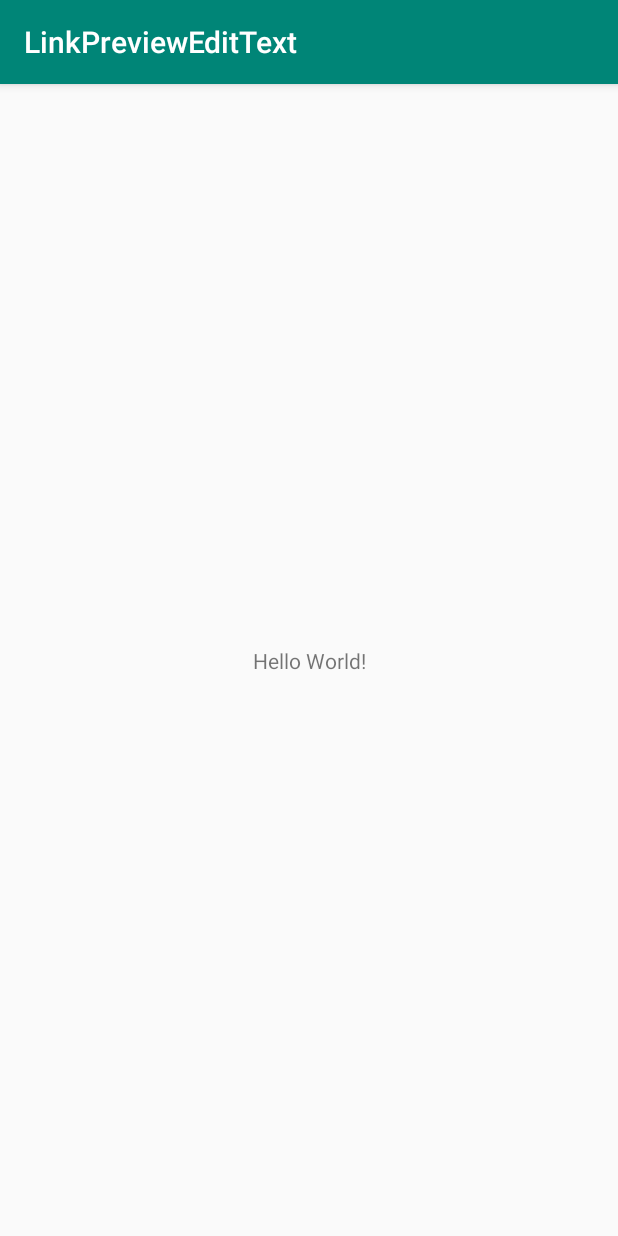
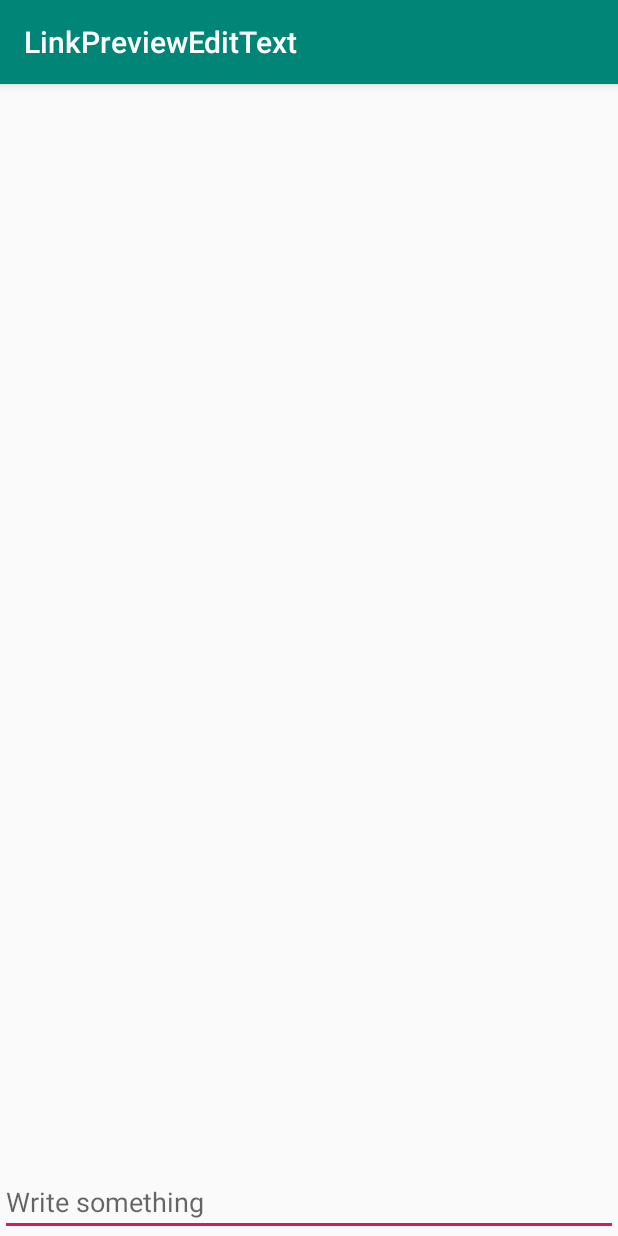
Before and after one commit to skymansandy/linkPreviewEditText, an Android app: the screen it shows after launch (MainActivity), on a phone screen of 412 x 824 dp. Run offline under Robolectric (Android 15) with nearby library versions, the phone set to English and light mode, and no system bars.

Commit message:
Library MVP done

```diff
--- a/example/src/main/AndroidManifest.xml
+++ b/example/src/main/AndroidManifest.xml
@@ -12,10 +12,10 @@
         android:supportsRtl="true"
         android:theme="@style/AppTheme"
         tools:ignore="GoogleAppIndexingWarning">
-        <activity android:name=".MainActivity">
+        <activity android:name=".MainActivity"
+            android:windowSoftInputMode="adjustResize">
             <intent-filter>
                 <action android:name="android.intent.action.MAIN" />
-
                 <category android:name="android.intent.category.LAUNCHER" />
             </intent-filter>
         </activity>
--- a/example/src/main/java/in/codeshuffle/examplelinkpreview/MainActivity.java
+++ b/example/src/main/java/in/codeshuffle/examplelinkpreview/MainActivity.java
@@ -2,20 +2,31 @@ package in.codeshuffle.examplelinkpreview;
 
 import android.support.v7.app.AppCompatActivity;
 import android.os.Bundle;
-import android.support.v7.widget.DividerItemDecoration;
-import android.support.v7.widget.GridLayoutManager;
-import android.support.v7.widget.LinearLayoutManager;
-import android.support.v7.widget.RecyclerView;
+import android.util.Log;
 
-import java.util.ArrayList;
+import in.codeshuffle.linkpreviewedittext.listener.LinkPreviewListener;
+import in.codeshuffle.linkpreviewedittext.model.LinkInfo;
+import in.codeshuffle.linkpreviewedittext.ui.LinkPreviewEditText;
 
-public class MainActivity extends AppCompatActivity {
+public class MainActivity extends AppCompatActivity implements LinkPreviewListener {
 
     @Override
     protected void onCreate(Bundle savedInstanceState) {
         super.onCreate(savedInstanceState);
         setContentView(R.layout.activity_main);
 
+        LinkPreviewEditText linkPreviewEditText = findViewById(R.id.linkPreviewEditText);
+        linkPreviewEditText.setLinkPreviewListener(this);
+        linkPreviewEditText.detectLinksWhileTyping(true);
     }
 
+    @Override
+    public void onLinkPreview(LinkInfo linkInfo) {
+        Log.d("NICE", linkInfo.toString());
+    }
+
+    @Override
+    public void onLinkPreviewError(String errorMsg) {
+        Log.d("NICE", errorMsg);
+    }
 }
--- a/example/src/main/res/layout/activity_main.xml
+++ b/example/src/main/res/layout/activity_main.xml
@@ -1,22 +1,15 @@
 <?xml version="1.0" encoding="utf-8"?>
-<android.support.constraint.ConstraintLayout xmlns:android="http://schemas.android.com/apk/res/android"
-    xmlns:app="http://schemas.android.com/apk/res-auto"
+<RelativeLayout xmlns:android="http://schemas.android.com/apk/res/android"
     xmlns:tools="http://schemas.android.com/tools"
     android:layout_width="match_parent"
     android:layout_height="match_parent"
     tools:context=".MainActivity">
 
-    <TextView
-        android:layout_width="wrap_content"
+    <in.codeshuffle.linkpreviewedittext.ui.LinkPreviewEditText
+        android:id="@+id/linkPreviewEditText"
+        android:layout_width="match_parent"
         android:layout_height="wrap_content"
-        android:text="Hello World!"
-        app:layout_constraintBottom_toBottomOf="parent"
-        app:layout_constraintLeft_toLeftOf="parent"
-        app:layout_constraintRight_toRightOf="parent"
-        app:layout_constraintTop_toTopOf="parent" />
+        android:layout_alignParentBottom="true"
+        android:hint="@string/write_something" />
 
-    <in.codeshuffle.linkpreviewedittext.ui.LinkPreviewEditText
-        android:layout_width="match_parent"
-        app:linkInfoViewStyle="TypeSkype"
-        android:layout_height="match_parent" />
-</android.support.constraint.ConstraintLayout>
+</RelativeLayout>
--- a/example/src/main/res/values/strings.xml
+++ b/example/src/main/res/values/strings.xml
@@ -1,3 +1,4 @@
 <resources>
     <string name="app_name">LinkPreviewEditText</string>
+    <string name="write_something">Write something</string>
 </resources>
--- a/linkpreviewedittext/build.gradle
+++ b/linkpreviewedittext/build.gradle
@@ -41,7 +41,6 @@ android {
 
 dependencies {
     implementation fileTree(dir: 'libs', include: ['*.jar'])
-
     implementation 'com.android.support:appcompat-v7:28.0.0'
     testImplementation 'junit:junit:4.12'
     androidTestImplementation 'com.android.support.test:runner:1.0.2'
@@ -49,9 +48,4 @@ dependencies {
 
     //Jsoup
     implementation 'org.jsoup:jsoup:1.11.3'
-
-    //Picasso
-    implementation 'com.github.bumptech.glide:glide:4.9.0'
-    annotationProcessor 'com.github.bumptech.glide:compiler:4.9.0'
-
 }
--- a/linkpreviewedittext/src/main/java/in/codeshuffle/linkpreviewedittext/listener/LinkPreviewListener.java
+++ b/linkpreviewedittext/src/main/java/in/codeshuffle/linkpreviewedittext/listener/LinkPreviewListener.java
@@ -3,7 +3,7 @@ package in.codeshuffle.linkpreviewedittext.listener;
 import in.codeshuffle.linkpreviewedittext.model.LinkInfo;
 
 public interface LinkPreviewListener {
-    void onLinkDetails(LinkInfo linkInfo);
+    void onLinkPreview(LinkInfo linkInfo);
 
-    void onError(Exception e);
+    void onLinkPreviewError(String errorMsg);
 }
--- a/linkpreviewedittext/src/main/java/in/codeshuffle/linkpreviewedittext/model/LinkInfo.java
+++ b/linkpreviewedittext/src/main/java/in/codeshuffle/linkpreviewedittext/model/LinkInfo.java
@@ -1,4 +1,6 @@
 package in.codeshuffle.linkpreviewedittext.model;
+
+import android.support.annotation.NonNull;
 
 public class LinkInfo {
     private String url;
@@ -16,19 +18,6 @@ public class LinkInfo {
 
     public void setUrl(String url) {
         this.url = url;
-    }
-
-    @Override
-    public String toString() {
-        return "LinkInfo{" +
-                "domainUrl='" + domainUrl + '\'' +
-                ", title='" + title + '\'' +
-                ", description='" + description + '\'' +
-                ", imageUrl='" + imageUrl + '\'' +
-                ", siteName='" + siteName + '\'' +
-                ", mediaType='" + mediaType + '\'' +
-                ", faviconUrl='" + faviconUrl + '\'' +
-                '}';
     }
 
     public String getDomainUrl() {
@@ -86,4 +75,18 @@ public class LinkInfo {
     public void setFaviconUrl(String faviconUrl) {
         this.faviconUrl = faviconUrl;
     }
+
+    @NonNull
+    @Override
+    public String toString() {
+        return "LinkInfo{" +
+                "domainUrl='" + domainUrl + '\'' +
+                ", title='" + title + '\'' +
+                ", description='" + description + '\'' +
+                ", imageUrl='" + imageUrl + '\'' +
+                ", siteName='" + siteName + '\'' +
+                ", mediaType='" + mediaType + '\'' +
+                ", faviconUrl='" + faviconUrl + '\'' +
+                '}';
+    }
 }
--- a/linkpreviewedittext/src/main/java/in/codeshuffle/linkpreviewedittext/scraper/LinkScraper.java
+++ b/linkpreviewedittext/src/main/java/in/codeshuffle/linkpreviewedittext/scraper/LinkScraper.java
@@ -6,6 +6,7 @@ import org.jsoup.Jsoup;
 import org.jsoup.nodes.Document;
 
 import java.io.IOException;
+import java.text.MessageFormat;
 
 import in.codeshuffle.linkpreviewedittext.listener.LinkPreviewListener;
 import in.codeshuffle.linkpreviewedittext.model.LinkInfo;
@@ -13,13 +14,25 @@ import in.codeshuffle.linkpreviewedittext.model.LinkInfo;
 public class LinkScraper {
 
     private LinkPreviewListener linkPreviewListener;
+    private LinkPreviewCallback linkPreviewCallback;
 
-    public LinkScraper(LinkPreviewListener linkPreviewListener) {
+    public LinkScraper() {
+    }
+
+    public void setLinkPreviewListener(LinkPreviewListener linkPreviewListener) {
         this.linkPreviewListener = linkPreviewListener;
     }
 
+    public void setLinkPreviewCallback(LinkPreviewCallback linkPreviewCallback) {
+        this.linkPreviewCallback = linkPreviewCallback;
+    }
+
     public void getLinkPreview(String url) {
-        new LinkParser(url, linkPreviewListener).execute();
+        new LinkParser(url, linkPreviewListener, linkPreviewCallback).execute();
+    }
+
+    public interface LinkPreviewCallback {
+        void onPreviewDataChanged(String previewUrl, boolean isShowing);
     }
 
     /**
@@ -30,11 +43,13 @@ public class LinkScraper {
         private String linkUrl;
         private LinkInfo linkInfo;
         private LinkPreviewListener linkPreviewListener;
+        private LinkPreviewCallback linkPreviewCallback;
 
-        LinkParser(String url, LinkPreviewListener linkPreviewListener) {
+        LinkParser(String url, LinkPreviewListener linkPreviewListener, LinkPreviewCallback linkPreviewCallback) {
             this.linkUrl = url;
             this.linkInfo = new LinkInfo();
             this.linkPreviewListener = linkPreviewListener;
+            this.linkPreviewCallback = linkPreviewCallback;
         }
 
         @Override
@@ -44,10 +59,14 @@ public class LinkScraper {
                 document = Jsoup.connect(linkUrl).timeout(30 * 1000).get();
                 linkInfo = new ParserUtils(linkUrl)
                         .parseLinkDataModular(document);
+            } catch (IllegalArgumentException e) {
+                e.printStackTrace();
+                throwError("Must supply valid url");
             } catch (IOException e) {
                 e.printStackTrace();
-                linkPreviewListener
-                        .onError(new Exception("No Html Received from " + linkUrl + " Check your Internet " + e.getLocalizedMessage()));
+                throwError(MessageFormat.format("No Html Received from {0}", linkUrl));
+            } catch (Exception e) {
+                throwError(e.getLocalizedMessage());
             }
             return null;
         }
@@ -55,7 +74,35 @@ public class LinkScraper {
         @Override
         protected void onPostExecute(Void aVoid) {
             super.onPostExecute(aVoid);
-            linkPreviewListener.onLinkDetails(linkInfo);
+            throwSuccess(linkInfo);
+        }
+
+        /**
+         * Successfully fetched link preview
+         *
+         * @param linkInfo link info object
+         */
+        private void throwSuccess(LinkInfo linkInfo) {
+            if (linkPreviewCallback != null) {
+                linkPreviewCallback.onPreviewDataChanged(linkUrl, true);
+            }
+            if (linkPreviewListener != null) {
+                linkPreviewListener.onLinkPreview(linkInfo);
+            }
+        }
+
+        /**
+         * Link preview fetching error
+         *
+         * @param errorMsg error message
+         */
+        private void throwError(String errorMsg) {
+            if (linkPreviewCallback != null) {
+                linkPreviewCallback.onPreviewDataChanged("", false);
+            }
+            if (linkPreviewListener != null) {
+                linkPreviewListener.onLinkPreviewError(errorMsg);
+            }
         }
     }
 }
--- a/linkpreviewedittext/src/main/java/in/codeshuffle/linkpreviewedittext/scraper/ParserUtils.java
+++ b/linkpreviewedittext/src/main/java/in/codeshuffle/linkpreviewedittext/scraper/ParserUtils.java
@@ -4,7 +4,6 @@ import org.jsoup.nodes.Document;
 import org.jsoup.nodes.Element;
 import org.jsoup.select.Elements;
 
-import java.io.IOException;
 import java.net.URI;
 import java.net.URISyntaxException;
 
--- a/linkpreviewedittext/src/main/java/in/codeshuffle/linkpreviewedittext/ui/LinkPreviewEditText.java
+++ b/linkpreviewedittext/src/main/java/in/codeshuffle/linkpreviewedittext/ui/LinkPreviewEditText.java
@@ -1,34 +1,22 @@
 package in.codeshuffle.linkpreviewedittext.ui;
 
 import android.content.Context;
-import android.graphics.drawable.Drawable;
 import android.support.annotation.Nullable;
+import android.support.v7.widget.AppCompatEditText;
+import android.text.Editable;
 import android.util.AttributeSet;
-import android.util.Log;
-import android.view.View;
-import android.widget.ImageView;
-import android.widget.LinearLayout;
-import android.widget.TextView;
 
-import com.bumptech.glide.load.DataSource;
-import com.bumptech.glide.load.engine.GlideException;
-import com.bumptech.glide.request.RequestListener;
-import com.bumptech.glide.request.target.Target;
+import in.codeshuffle.linkpreviewedittext.listener.LinkPreviewListener;
+import in.codeshuffle.linkpreviewedittext.scraper.LinkScraper;
+import in.codeshuffle.linkpreviewedittext.util.Utils;
 
-import in.codeshuffle.linkpreviewedittext.R;
-import in.codeshuffle.linkpreviewedittext.listener.LinkPreviewListener;
-import in.codeshuffle.linkpreviewedittext.model.LinkInfo;
-import in.codeshuffle.linkpreviewedittext.scraper.LinkScraper;
-import in.codeshuffle.linkpreviewedittext.util.GlideApp;
+public class LinkPreviewEditText extends AppCompatEditText implements LinkScraper.LinkPreviewCallback {
 
-public class LinkPreviewEditText extends LinearLayout {
-
-    private View view;
-    private LinearLayout linearLayout;
-    private ImageView imageView;
-    private TextView textViewTitle;
-    private TextView textViewDesc;
-    private TextView textViewUrl;
+    private boolean detectLinks = false;
+    private boolean showingPreview = false;
+    private String previewingUrl = "";
+    private LinkPreviewListener linkPreviewListener;
+    private LinkScraper linkScraper;
 
     public LinkPreviewEditText(Context context) {
         super(context);
@@ -46,61 +34,79 @@ public class LinkPreviewEditText extends LinearLayout {
     }
 
     private void initView(final Context context, AttributeSet attributeSet, int defAttrSet) {
-        setupView(context);
-        getViewReferences();
-        setVisibility(GONE);
-        new LinkScraper(new LinkPreviewListener() {
-            @Override
-            public void onLinkDetails(LinkInfo linkInfo) {
-                GlideApp.with(context)
-                        .load(linkInfo.getImageUrl())
-                        .addListener(new RequestListener<Drawable>() {
-                            @Override
-                            public boolean onLoadFailed(@Nullable GlideException e, Object model, Target<Drawable> target, boolean isFirstResource) {
-                                return false;
-                            }
-
-                            @Override
-                            public boolean onResourceReady(Drawable resource, Object model, Target<Drawable> target, DataSource dataSource, boolean isFirstResource) {
-                                setVisibility(VISIBLE);
-                                return false;
-                            }
-                        })
-                        .into(imageView);
-                Log.d("NICE", linkInfo.toString());
-            }
-
-            @Override
-            public void onError(Exception e) {
-                Log.d("NICE", "onError: Not nice");
-            }
-        }).getLinkPreview("https://bintray.com/skymansandy");
+        linkScraper = new LinkScraper();
+        linkScraper.setLinkPreviewCallback(this);
     }
 
-    private void getViewReferences() {
-        linearLayout = findViewById(R.id.link_info_card);
-        imageView = findViewById(R.id.link_image);
-        textViewTitle = findViewById(R.id.link_title);
-        textViewDesc = findViewById(R.id.link_desc);
-        textViewUrl = findViewById(R.id.link_url);
+    public boolean isShowingPreview() {
+        return showingPreview;
+    }
+
+    public void setShowingPreview(String previewUrl, boolean showingPreview) {
+        this.showingPreview = showingPreview;
+        if (isShowingPreview()) {
+            this.previewingUrl = previewUrl;
+        }
+    }
+
+    public void setLinkPreviewListener(LinkPreviewListener linkPreviewListener) {
+        this.linkPreviewListener = linkPreviewListener;
+        this.linkScraper.setLinkPreviewListener(linkPreviewListener);
     }
 
     /**
-     * @param context context of the view
+     * Detect urls and fetch preview as user types through EditText
+     *
+     * @param shouldDetectLinks true or false
      */
-    private void setupView(Context context) {
-        if (findLinearLayoutChild() != null) {
-            this.view = findLinearLayoutChild();
+    public void detectLinksWhileTyping(boolean shouldDetectLinks) {
+        this.detectLinks = shouldDetectLinks;
+    }
+
+
+    /**
+     * Find through the text entered in EditText and fetch preview if possible
+     */
+    public void findAndRequestLinkPreview() {
+        Editable urlEditable = getText();
+        if (urlEditable == null) {
+            if (linkPreviewListener != null)
+                linkPreviewListener.onLinkPreviewError("Something went wrong");
         } else {
-            this.view = this;
-            inflate(context, R.layout.link_info_whatsapp_style, this);
+            String[] parts = urlEditable.toString().split("\\s+");
+            // iterate through parts
+            for (String item : parts) {
+                if (Utils.urlPattern.matcher(item).matches()) {
+                    if (!showingPreview || !previewingUrl.equals(item))
+                        findExactLinkPreview(item);
+                    return;
+                }
+            }
+            if (linkPreviewListener != null) {
+                linkPreviewListener.onLinkPreviewError("No URL found");
+            }
         }
     }
 
-    protected LinearLayout findLinearLayoutChild() {
-        if (getChildCount() > 0 && getChildAt(0) instanceof LinearLayout) {
-            return (LinearLayout) getChildAt(0);
+    /**
+     * Find preview for exact specified url
+     *
+     * @param url url to fetch preview of
+     */
+    private void findExactLinkPreview(String url) {
+        linkScraper.getLinkPreview(url);
+    }
+
+    @Override
+    protected void onTextChanged(CharSequence text, int start, int lengthBefore, int lengthAfter) {
+        super.onTextChanged(text, start, lengthBefore, lengthAfter);
+        if (detectLinks) {
+            findAndRequestLinkPreview();
         }
-        return null;
+    }
+
+    @Override
+    public void onPreviewDataChanged(String previewUrl, boolean isShowing) {
+        setShowingPreview(previewUrl, isShowing);
     }
 }
```
Also changed, not shown: linkpreviewedittext/src/main/java/in/codeshuffle/linkpreviewedittext/util/MyGlide.java (deleted, +0 -8 lines), linkpreviewedittext/src/main/java/in/codeshuffle/linkpreviewedittext/util/Utils.java (+9 -0 lines), linkpreviewedittext/src/main/res/values/attrs.xml (+1 -8 lines).
